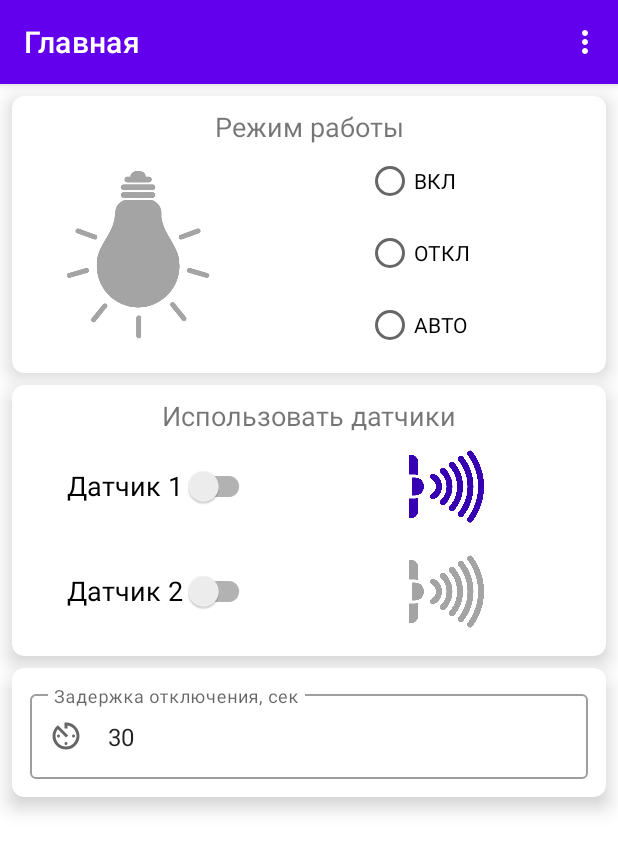
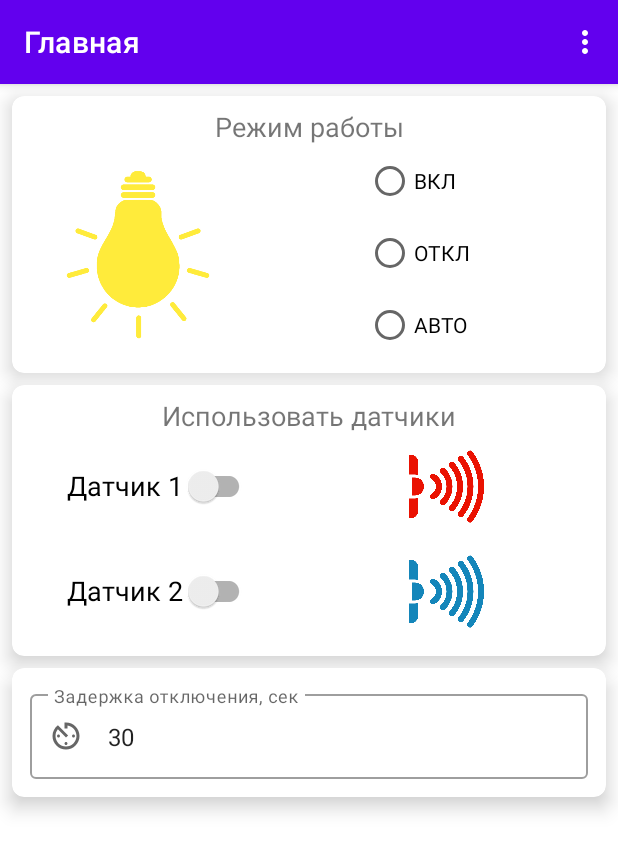
Before and after one commit to alex-eaa/ESP_Manager, an Android app: the fragment FragmentMsControl placed in its activity, on a phone screen of 412 x 824 dp. Shown: the top 852 px of the screen. Run offline under Robolectric (Android 15) with nearby library versions, the phone set to English and light mode, and no system bars; our stand-ins replace navigation-ui; 3 statements that could not run were skipped.

Commit message:
Added control of the lighting and sensors icon.

```diff
--- a/app/src/main/java/com/elchaninov/espmanager/view/ms/FragmentMsControl.kt
+++ b/app/src/main/java/com/elchaninov/espmanager/view/ms/FragmentMsControl.kt
@@ -6,6 +6,7 @@ import android.view.Menu
 import android.view.MenuInflater
 import android.view.MenuItem
 import android.view.View
+import android.widget.ImageView
 import androidx.core.content.ContextCompat.getColor
 import androidx.core.os.bundleOf
 import androidx.core.widget.ImageViewCompat
@@ -33,11 +34,9 @@ class FragmentMsControl : Fragment(R.layout.fragment_ms_control) {
         deviceModel = args.device
         binding.ipAddress.text = deviceModel.ip
 
-        binding.imageLight.setImageResource(R.drawable.light_on)
-        ImageViewCompat.setImageTintList(
-            binding.imagePir1,
-            ColorStateList.valueOf(getColor(requireContext(), R.color.purple_700))
-        )
+        lightState(LightState.ON)
+        pirState(binding.imagePir1, PirState.ON)
+        pirState(binding.imagePir2, PirState.OFF)
     }
 
     override fun onCreateOptionsMenu(menu: Menu, inflater: MenuInflater) {
@@ -79,6 +78,23 @@ class FragmentMsControl : Fragment(R.layout.fragment_ms_control) {
         )
     }
 
+    private fun lightState(lightState: LightState) {
+        binding.imageLight.apply {
+            setImageResource(lightState.drawable)
+            ImageViewCompat.setImageTintList(
+                this,
+                ColorStateList.valueOf(getColor(requireContext(), lightState.color))
+            )
+        }
+    }
+
+    private fun pirState(pirImageView: ImageView, pirState: PirState) {
+        ImageViewCompat.setImageTintList(
+            pirImageView,
+            ColorStateList.valueOf(getColor(requireContext(), pirState.color))
+        )
+    }
+
     override fun onDestroy() {
         _binding = null
         super.onDestroy()
--- /dev/null
+++ b/app/src/main/java/com/elchaninov/espmanager/view/ms/LightState.kt
@@ -0,0 +1,8 @@
+package com.elchaninov.espmanager.view.ms
+
+import com.elchaninov.espmanager.R
+
+enum class LightState(val drawable: Int, val color: Int) {
+    ON(R.drawable.light_on, R.color.lightOn),
+    OFF(R.drawable.light_off, R.color.lightOff)
+}
--- /dev/null
+++ b/app/src/main/java/com/elchaninov/espmanager/view/ms/PirState.kt
@@ -0,0 +1,9 @@
+package com.elchaninov.espmanager.view.ms
+
+import com.elchaninov.espmanager.R
+
+enum class PirState(val color: Int) {
+    ON(R.color.pirOn),
+    OFF(R.color.pirOff),
+    DIASABLE(R.color.pirDisable)
+}
--- a/app/src/main/res/values/colors.xml
+++ b/app/src/main/res/values/colors.xml
@@ -9,4 +9,9 @@
     <color name="white">#FFFFFFFF</color>
     <color name="gray">#A4A4A4</color>
     <color name="my_color">#1486ba</color>
+    <color name="lightOn">#FFEB3B</color>
+    <color name="lightOff">#A4A4A4</color>
+    <color name="pirOn">#EA1202</color>
+    <color name="pirOff">#1486ba</color>
+    <color name="pirDisable">#A4A4A4</color>
 </resources>
```
